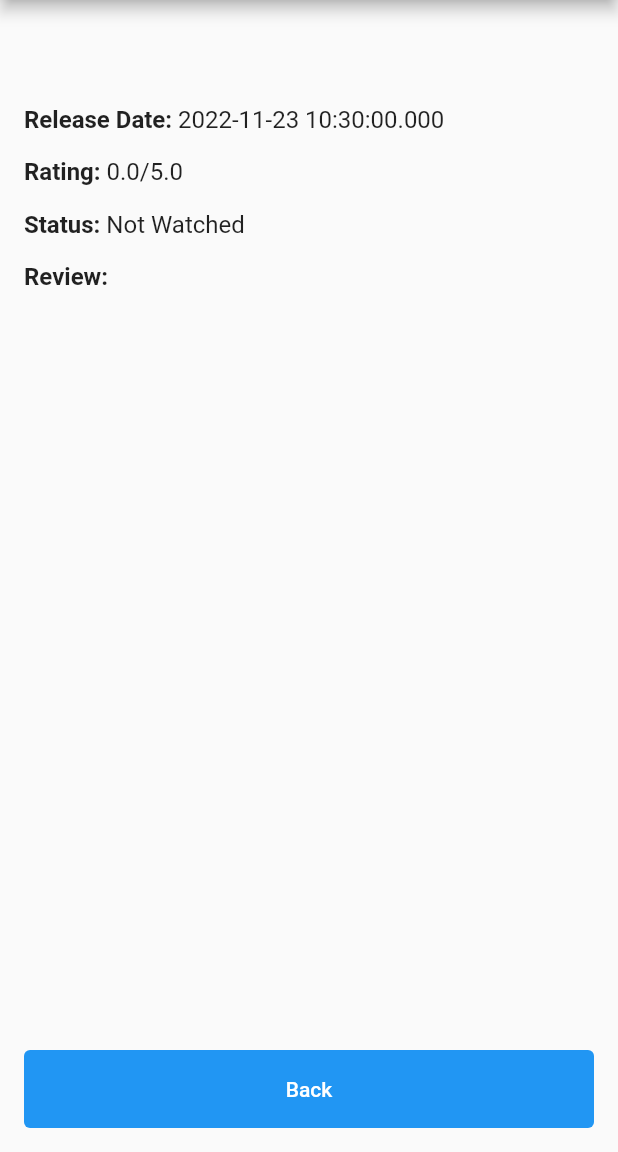
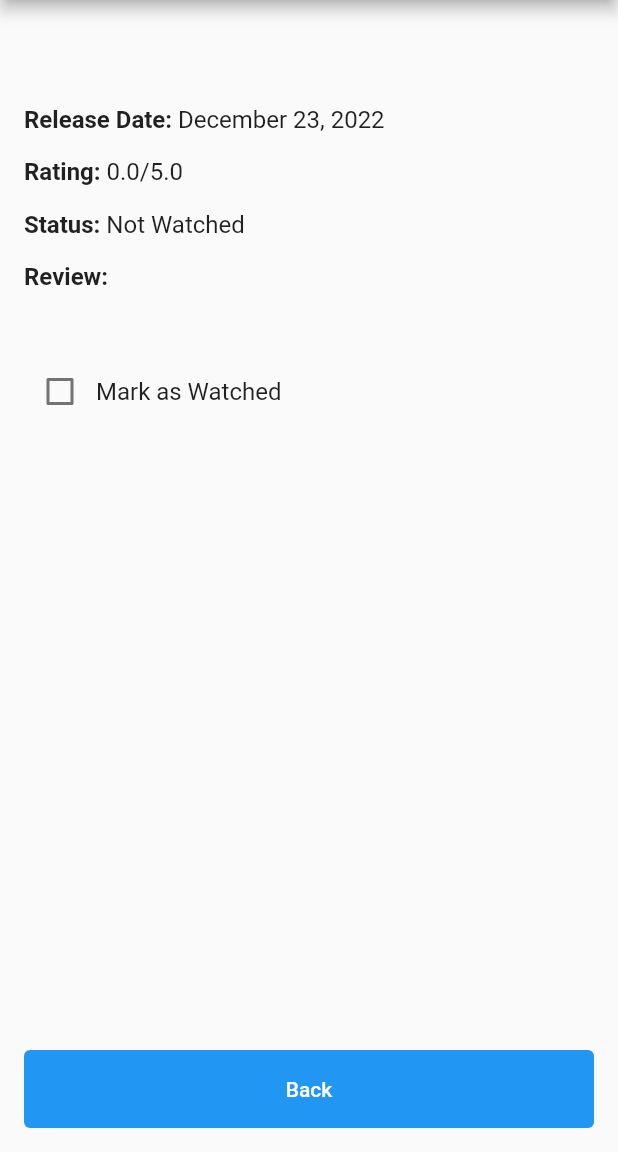
Before and after one commit to rorre/pbp-flutter-lab, a Flutter app: the WatchDetailPage screen opened directly with empty values, on a phone screen of 412 x 824 dp, the part 84-1236 px from its top. Run offline on Flutter 3.47's test engine with Material 2 defaults, Android fonts, the phone set to English and light mode, and no system bars.

Commit message:
Watch checkbox

```diff
--- a/lib/watchlist/detail.dart
+++ b/lib/watchlist/detail.dart
@@ -2,6 +2,21 @@ import 'package:counter_7/model/watchlist.dart';
 import 'package:flutter/material.dart';
 
 import '../drawer.dart';
+
+const months = [
+  "January",
+  "February",
+  "March",
+  "April",
+  "May",
+  "June",
+  "July",
+  "August",
+  "September",
+  "October",
+  "November",
+  "December"
+];
 
 class FieldRow extends StatelessWidget {
   const FieldRow({super.key, required this.title, required this.child});
@@ -38,8 +53,12 @@ class WatchDetailPage extends StatefulWidget {
 }
 
 class _WatchDetailPageState extends State<WatchDetailPage> {
+  late bool _hasWatched = widget.watchData.fields.watched;
+
   @override
   Widget build(BuildContext context) {
+    final releaseDate = widget.watchData.fields.releaseDate;
+
     return Scaffold(
       appBar: AppBar(
         title: const Text('Detail'),
@@ -62,7 +81,8 @@ class _WatchDetailPageState extends State<WatchDetailPage> {
             const SizedBox(height: 16.0),
             FieldRow(
               title: "Release Date: ",
-              child: widget.watchData.fields.releaseDate.toString(),
+              child:
+                  "${months[releaseDate.month]} ${releaseDate.day}, ${releaseDate.year}",
             ),
             const SizedBox(height: 16.0),
             FieldRow(
@@ -83,9 +103,27 @@ class _WatchDetailPageState extends State<WatchDetailPage> {
                 fontSize: 16,
               ),
             ),
+            const SizedBox(height: 8.0),
             Text(
               widget.watchData.fields.review,
               style: const TextStyle(fontSize: 16),
+            ),
+            const SizedBox(height: 16.0),
+            Row(
+              children: [
+                Checkbox(
+                  value: _hasWatched,
+                  onChanged: (bool? value) {
+                    setState(() {
+                      _hasWatched = value!;
+                    });
+                  },
+                ),
+                const Text(
+                  "Mark as Watched",
+                  style: TextStyle(fontSize: 16),
+                ),
+              ],
             ),
             const Spacer(),
             Row(
```
